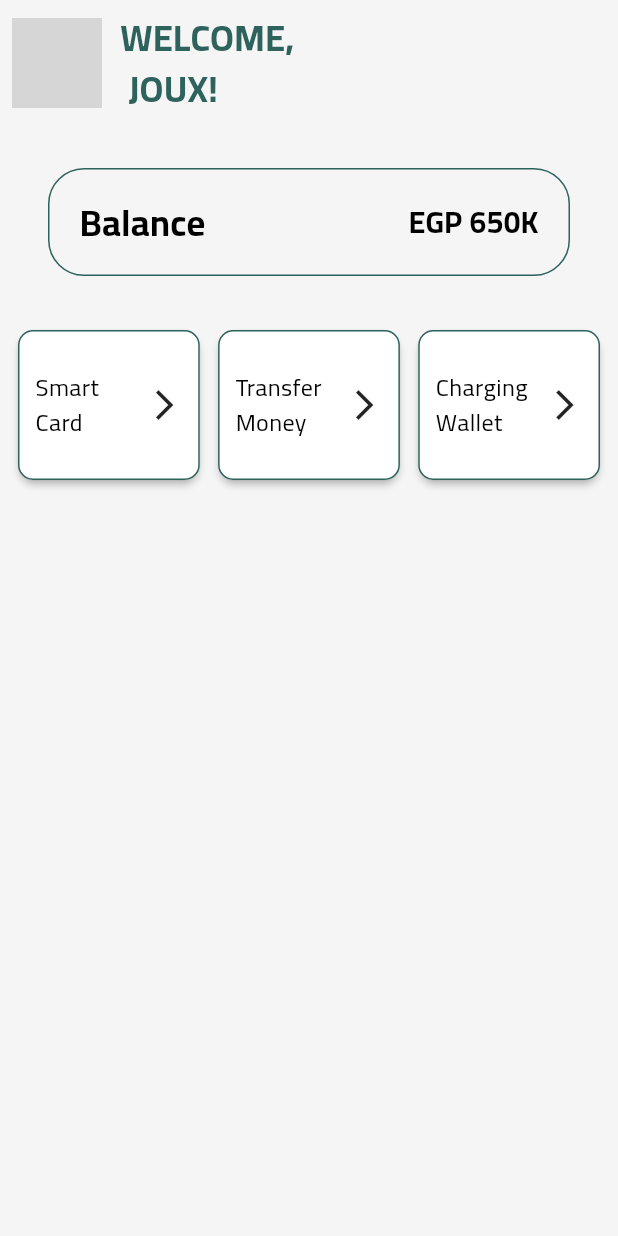
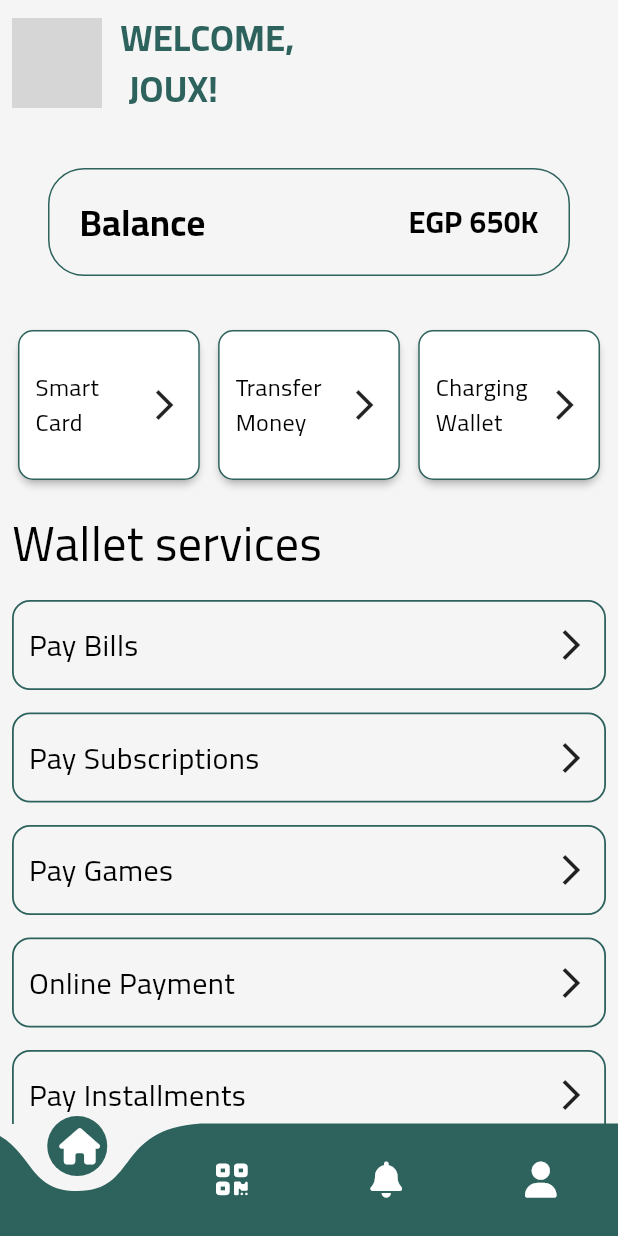
Before and after one commit to thabooota/Tab-Cash, a Flutter app: the HomeView screen opened by its route, on a phone screen of 412 x 824 dp. Run offline on Flutter 3.47's test engine with Material 2 defaults, Android fonts, the phone set to English and light mode, and no system bars; drawn by our look-alikes of curved_navigation_bar; our stand-ins replace dio, flutter_svg, font_awesome_flutter, pin_code_fields; grey boxes are pictures that could not be loaded.

Commit message:
home Screen  done /*فاضل دوست الويلت سيريفس*/

```diff
--- a/lib/features/home/presentation/views/home_screen.dart
+++ b/lib/features/home/presentation/views/home_screen.dart
@@ -1,4 +1,7 @@
+import 'package:curved_navigation_bar/curved_navigation_bar.dart';
 import 'package:flutter/material.dart';
+import 'package:font_awesome_flutter/font_awesome_flutter.dart';
+import 'package:smartwallet/core/utils/color_manager.dart';
 import 'widgets/home_screen_body.dart';
 
 class HomeView extends StatelessWidget {
@@ -6,8 +9,18 @@ class HomeView extends StatelessWidget {
 
   @override
   Widget build(BuildContext context) {
-    return const Scaffold(
-      body: SafeArea(child: HomeViewBody()),
+    return  Scaffold(
+      bottomNavigationBar: CurvedNavigationBar(
+        color: ColorManager.defaultColor,
+        backgroundColor: Colors.transparent,
+         // buttonBackgroundColor: ColorManager.defaultColor,
+          items: const <Widget>[
+            Icon(FontAwesomeIcons.house , color: Colors.white),
+            Icon(FontAwesomeIcons.qrcode, color: Colors.white,),
+            Icon(FontAwesomeIcons.solidBell, color: Colors.white,),
+            Icon(FontAwesomeIcons.solidUser, color: Colors.white,),
+          ]),
+      body: const SafeArea(child: HomeViewBody()),
     );
   }
 }
--- a/lib/features/home/presentation/views/widgets/home_screen_body.dart
+++ b/lib/features/home/presentation/views/widgets/home_screen_body.dart
@@ -1,6 +1,7 @@
 import 'package:flutter/material.dart';
 import 'package:flutter_svg/svg.dart';
 import 'package:smartwallet/core/utils/app_router.dart';
+import 'package:smartwallet/features/home/presentation/views/widgets/wallet_services_item.dart';
 import '../../../../../core/utils/assets_manager.dart';
 import '../../../../../core/utils/color_manager.dart';
 import '../../../../../core/utils/styles.dart';
@@ -77,6 +78,33 @@ class HomeViewBody extends StatelessWidget {
             }),
           ],
         ),
+        const SizedBox(
+          height: 15.0,
+        ),
+        Text(
+          'Wallet services',
+          style: Styles.textStyle32.copyWith(fontWeight: FontWeight.normal),
+        ),
+        const SizedBox(
+          height: 15.0,
+        ),
+        walletServicesItem(text: 'Pay Bills', onTap: () {}),
+        const SizedBox(
+          height: 15.0,
+        ),
+        walletServicesItem(text: 'Pay Subscriptions', onTap: () {}),
+        const SizedBox(
+          height: 15.0,
+        ),
+        walletServicesItem(text: 'Pay Games', onTap: () {}),
+        const SizedBox(
+          height: 15.0,
+        ),
+        walletServicesItem(text: 'Online Payment', onTap: () {}),
+        const SizedBox(
+          height: 15.0,
+        ),
+        walletServicesItem(text: 'Pay Installments', onTap: () {}),
       ],
     );
   }
--- /dev/null
+++ b/lib/features/home/presentation/views/widgets/wallet_services_item.dart
@@ -0,0 +1,40 @@
+import 'package:flutter/material.dart';
+import 'package:smartwallet/core/utils/color_manager.dart';
+import 'package:smartwallet/core/utils/styles.dart';
+
+Widget walletServicesItem({
+  required String text,
+  required Function onTap
+}) => InkWell(
+  onTap: onTap(),
+  child: Container(
+    height: 60,
+    width: double.infinity,
+    decoration:  BoxDecoration(
+      color: ColorManager.scaffoldBackgroundColor,
+      border: Border.all(
+        color: ColorManager.defaultColor,
+        width: 1.2
+      ),
+      borderRadius: BorderRadius.circular(12),
+      ),
+      child: Padding(
+        padding: const EdgeInsets.all(10.0),
+        child: Row(
+          children: [
+            Text(
+              text,
+              style: Styles.textStyle20.copyWith(
+                color: Colors.black,
+                fontWeight: FontWeight.normal,
+              ),
+            ),
+            const Spacer(),
+            const Icon(
+              Icons.arrow_forward_ios
+            ),
+          ],
+        ),
+      ),
+      ),
+);
--- a/pubspec.yaml
+++ b/pubspec.yaml
@@ -18,6 +18,7 @@ dependencies:
   cached_network_image: ^3.2.3
   flutter_svg: ^2.0.5
   pin_code_fields: ^7.4.0
+  curved_navigation_bar: ^1.0.3
 
 dev_dependencies:
   flutter_test:
```
Also changed, not shown: pubspec.lock.
